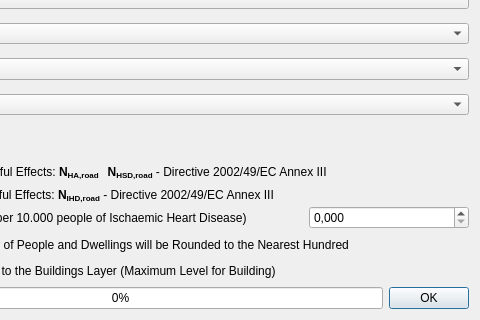
Qt form tools/ui_NoiseExposure.ui (pierluigiderosa/openoise) before a commit; both pictures show x 153 to 633 and y 332 to 652 of the 633 by 652 pixel window.
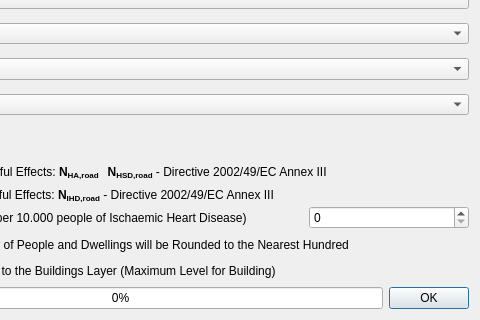
The same form after that commit. Custom widgets are drawn as their Qt base class.

Commit message: - NEW GUI for Noise Exposure - arrotondamento di NIHD

The edit to the form file:
```diff
--- a/tools/ui_NoiseExposure.ui
+++ b/tools/ui_NoiseExposure.ui
@@ -492,7 +492,10 @@
           </size>
          </property>
          <property name="decimals">
-          <number>3</number>
+          <number>0</number>
+         </property>
+         <property name="maximum">
+          <double>10000.000000000000000</double>
          </property>
          <property name="value">
           <double>0.000000000000000</double>
```
